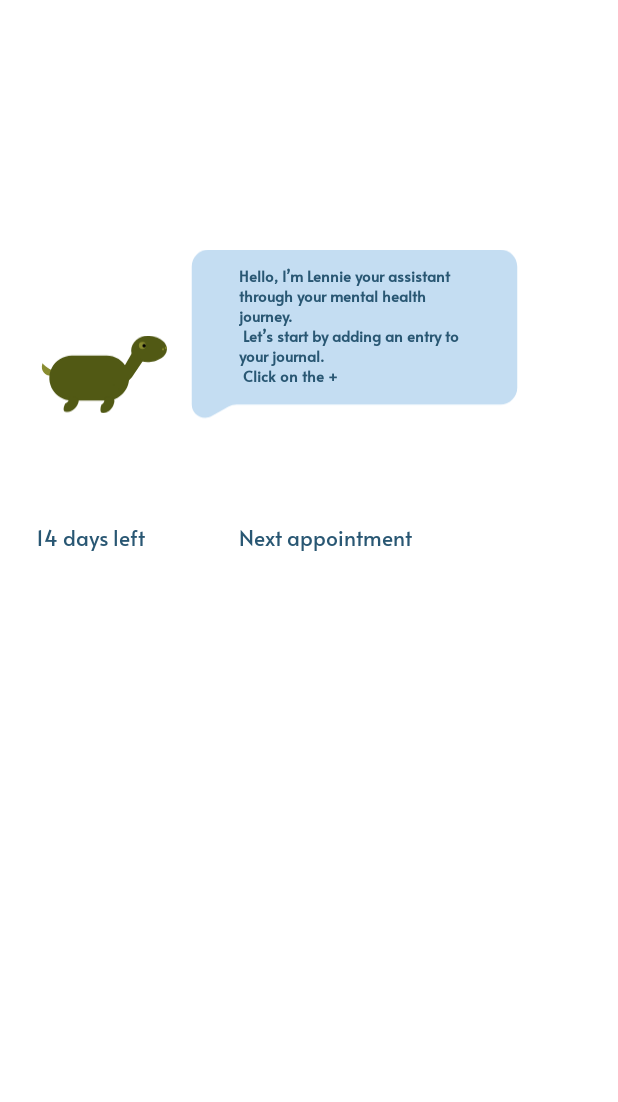
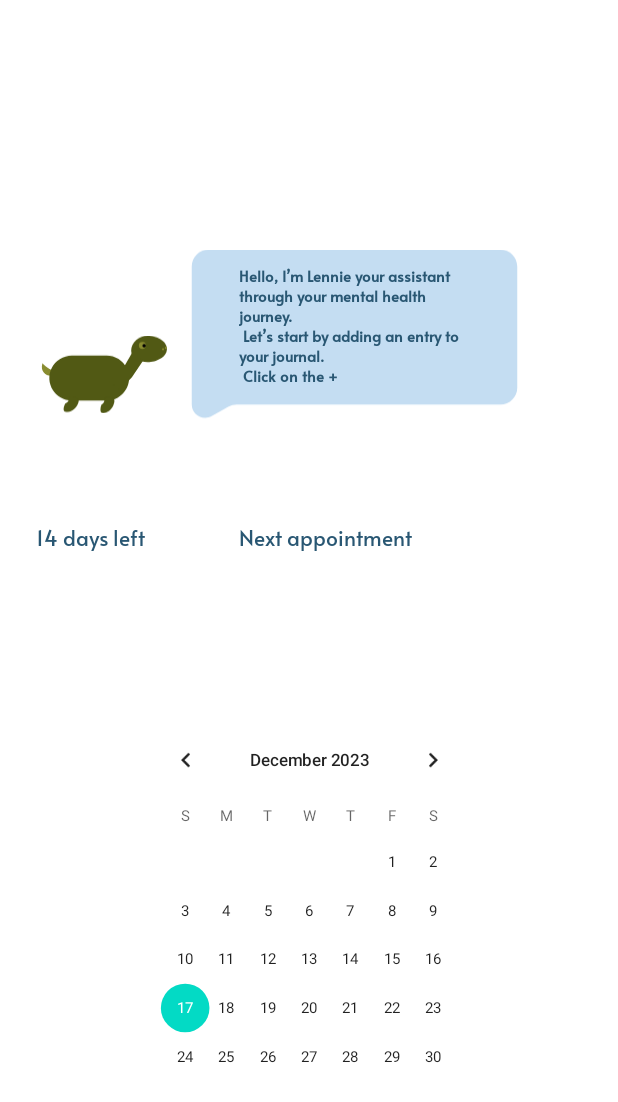
Before and after one commit to Ulpeo/Moodify, an Android app: the layout fragment_home.xml on its own in the app's theme, with its tools: preview values and no code run, on a phone screen of 412 x 824 dp. Shown: the top 1102 px of the screen. Run offline under Robolectric (Android 15) with nearby library versions, the phone set to English and light mode, and no system bars.

Commit message:
Restore Calendar in Home Fragment

```diff
--- a/app/src/main/java/com/example/moodify/NewEntryFragment.kt
+++ b/app/src/main/java/com/example/moodify/NewEntryFragment.kt
@@ -198,6 +198,7 @@ class NewEntryFragment : Fragment() {
                     dailyGratitude.setText("")
                     freeExpression.setEnabled(true)
                     freeExpression.setText("")
+                    btnSaveEntry.text = "Save entry"
                 }
 
             }
--- a/app/src/main/res/layout/fragment_home.xml
+++ b/app/src/main/res/layout/fragment_home.xml
@@ -73,4 +73,14 @@ Click on the +"
         app:layout_constraintStart_toStartOf="@+id/imageView3"
         app:layout_constraintTop_toTopOf="@+id/imageView3"
         app:layout_constraintVertical_bias="0.0" />
+
+    <CalendarView
+        android:id="@+id/calendarHome"
+        android:layout_width="278dp"
+        android:layout_height="286dp"
+        android:scaleX="0.9"
+        android:scaleY="0.9"
+        app:layout_constraintEnd_toEndOf="parent"
+        app:layout_constraintStart_toStartOf="parent"
+        app:layout_constraintTop_toBottomOf="@+id/linearLayout" />
 </androidx.constraintlayout.widget.ConstraintLayout>
```
Also changed, not shown: app/src/main/java/com/example/moodify/Home.kt (+4 -3 lines).
